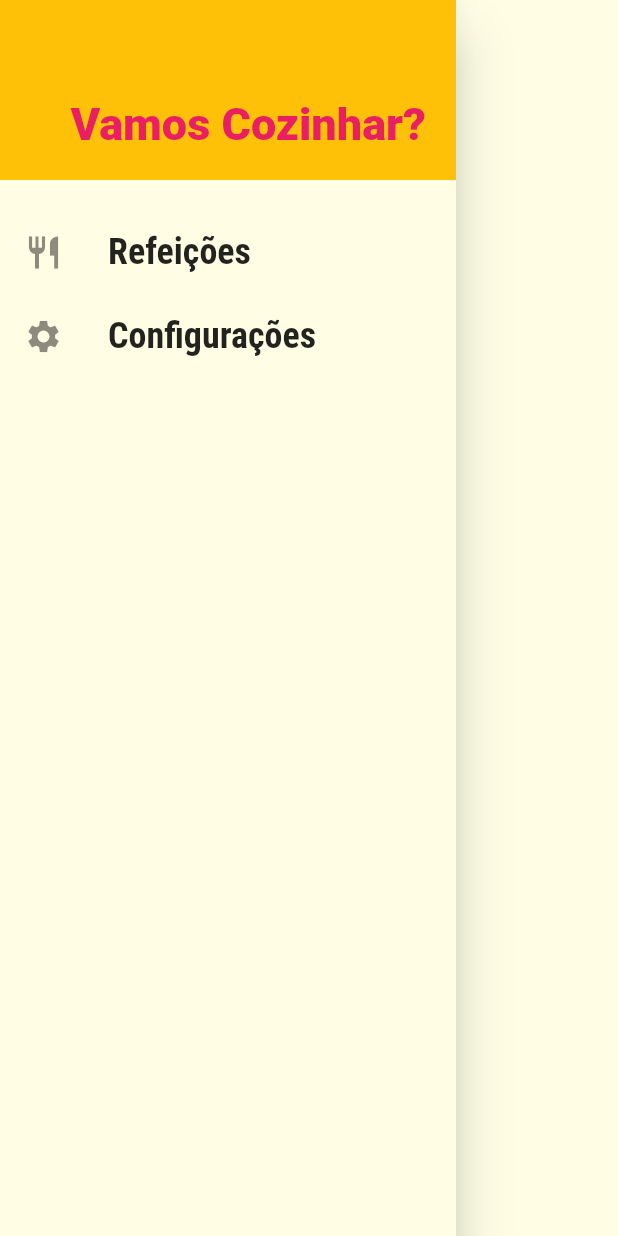
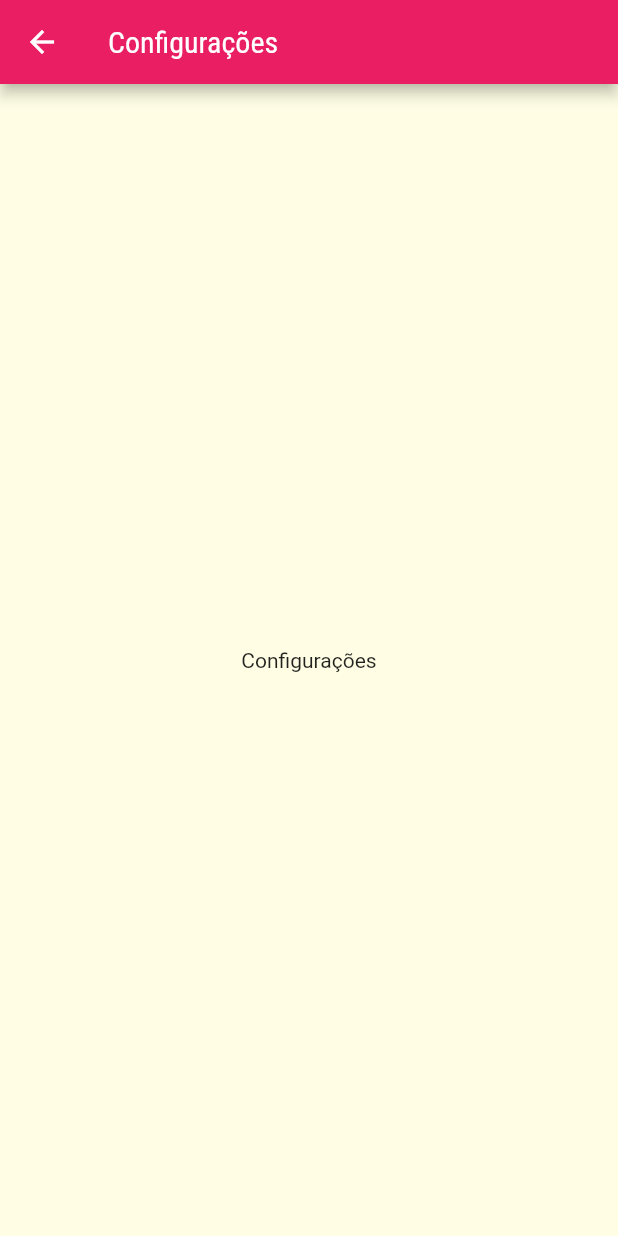
Before and after one commit to guilhermeais/meals, a Flutter app: the MainDrawer widget shown alone on an empty page, opened directly, after a tap on "Configurações", on a phone screen of 412 x 824 dp. Run offline on Flutter 3.47's test engine with Material 2 defaults, Android fonts, the phone set to English and light mode, and no system bars; network calls fail.

Commit message:
adicionando links ao botões do drawer

```diff
--- a/lib/components/main_drawer.dart
+++ b/lib/components/main_drawer.dart
@@ -1,9 +1,10 @@
 import 'package:flutter/material.dart';
+import 'package:meals/utils/app_routes.dart';
 
 class MainDrawer extends StatelessWidget {
   const MainDrawer({Key? key}) : super(key: key);
 
-  Widget _createItem(IconData icon, String label) {
+  Widget _createItem(IconData icon, String label, void Function() onTap) {
     return ListTile(
       leading: Icon(icon, size: 26),
       title: Text(
@@ -13,7 +14,7 @@ class MainDrawer extends StatelessWidget {
             fontSize: 24,
             fontWeight: FontWeight.bold),
       ),
-      onTap: () {},
+      onTap: onTap,
     );
   }
 
@@ -39,8 +40,8 @@ class MainDrawer extends StatelessWidget {
           const SizedBox(
             height: 20,
           ),
-          _createItem(Icons.restaurant, "Refeições"),
-          _createItem(Icons.settings, "Configurações")
+          _createItem(Icons.restaurant, "Refeições", ()=>Navigator.of(context).pushNamed(AppRoutes.HOME)),
+          _createItem(Icons.settings, "Configurações", ()=>Navigator.of(context).pushNamed(AppRoutes.SETTINGS))
         ],
       ),
     );
--- a/lib/main.dart
+++ b/lib/main.dart
@@ -2,6 +2,7 @@ import 'package:flutter/material.dart';
 import 'package:meals/screens/categories_screen.dart';
 import 'package:meals/screens/categories_meals_screen.dart';
 import 'package:meals/screens/meal_detail_screen.dart';
+import 'package:meals/screens/settings_screen.dart';
 import 'package:meals/screens/tabs_screen.dart';
 import 'package:meals/utils/app_routes.dart';
 
@@ -28,6 +29,7 @@ class MyApp extends StatelessWidget {
         AppRoutes.HOME: (ctx) => const TabsScreen(),
         AppRoutes.CATEGORIES_MEALS: (ctx) => CategoriesMealsScreen(),
         AppRoutes.MEAL_DETAIL: (ctx) => const MealDetailScreen(),
+        AppRoutes.SETTINGS: (ctx) => const SettingsScreen(),
       },
     );
   }
--- /dev/null
+++ b/lib/screens/settings_screen.dart
@@ -0,0 +1,17 @@
+import 'package:flutter/material.dart';
+
+class SettingsScreen extends StatelessWidget {
+  const SettingsScreen({Key? key}) : super(key: key);
+
+  @override
+  Widget build(BuildContext context) {
+    return Scaffold(
+      appBar: AppBar(
+        title: const Text("Configurações"),
+      ),
+      body: const Center(
+        child: Text("Configurações"),
+      ),
+    );
+  }
+}
--- a/lib/utils/app_routes.dart
+++ b/lib/utils/app_routes.dart
@@ -1,5 +1,6 @@
 class AppRoutes {
   static const HOME = '/';
-  static const CATEGORIES_MEALS = 'categories-meals';
-  static const MEAL_DETAIL = 'meal-detail';
+  static const CATEGORIES_MEALS = '/categories-meals';
+  static const MEAL_DETAIL = '/meal-detail';
+  static const SETTINGS = '/settings';
 }
```
